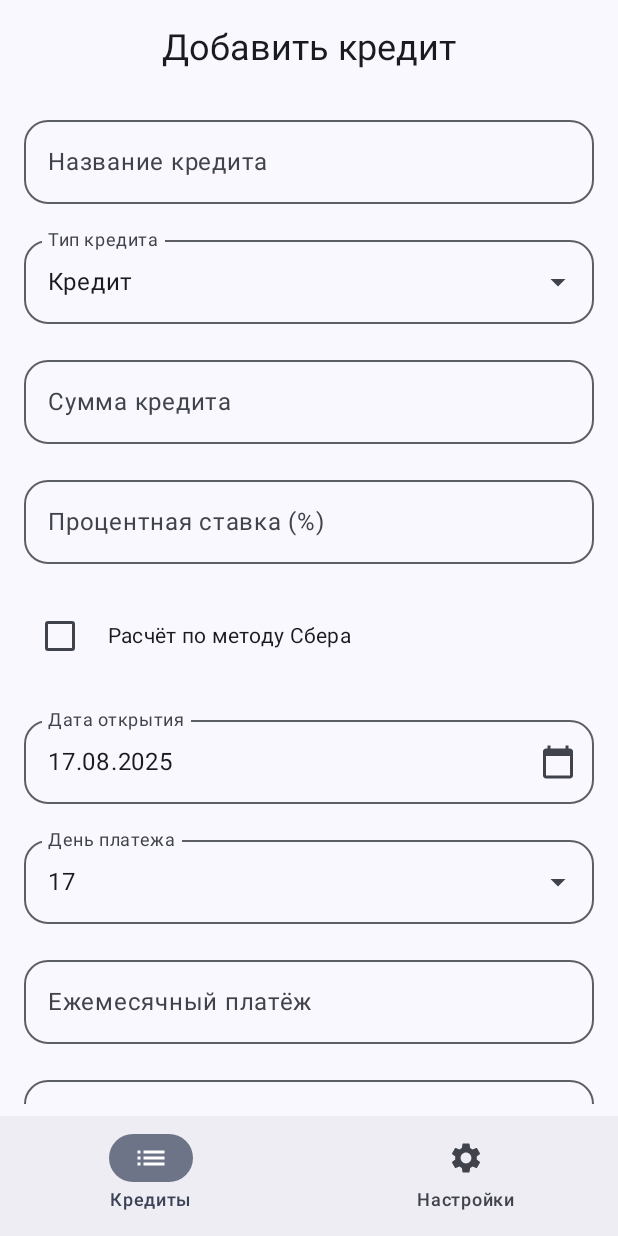
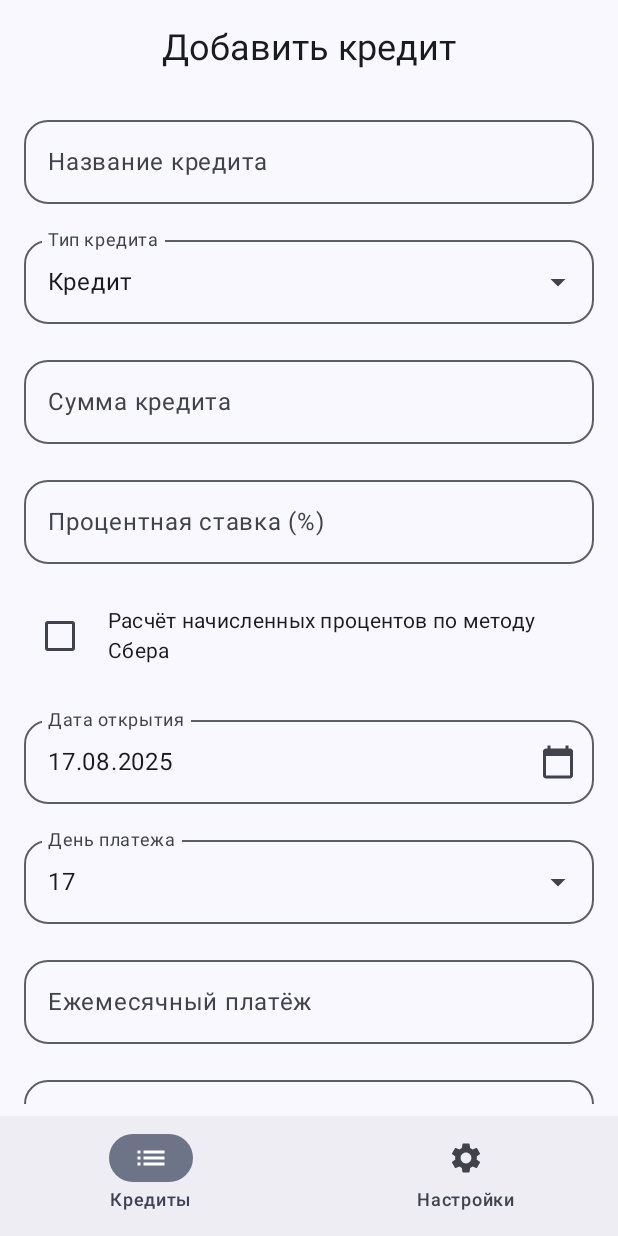
Before and after one commit to Ric377/Kreditnik, an Android app built with Jetpack Compose: the AddLoanScreen screen opened through its navigation route, on a phone screen of 412 x 824 dp. Run offline under Robolectric (Android 15) with nearby library versions, the phone set to English and light mode, and no system bars; our stand-ins replace Room's generated code, accompanist.

Commit message:
Расчёт начисленных процентов по методу Сбера

```diff
--- a/app/src/main/java/com/kreditnik/app/ui/screens/AddLoanScreen.kt
+++ b/app/src/main/java/com/kreditnik/app/ui/screens/AddLoanScreen.kt
@@ -206,7 +206,7 @@ fun AddLoanScreen(
                 )
                 Spacer(Modifier.width(8.dp))
                 Text(
-                    text = "Расчёт по методу Сбера",
+                    text = "Расчёт начисленных процентов по методу Сбера",
                     style = MaterialTheme.typography.bodyMedium
                 )
             }
```
